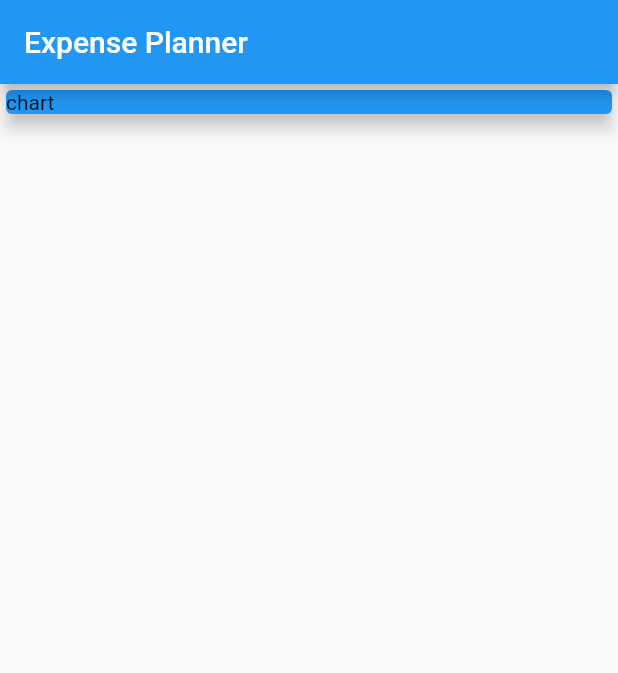
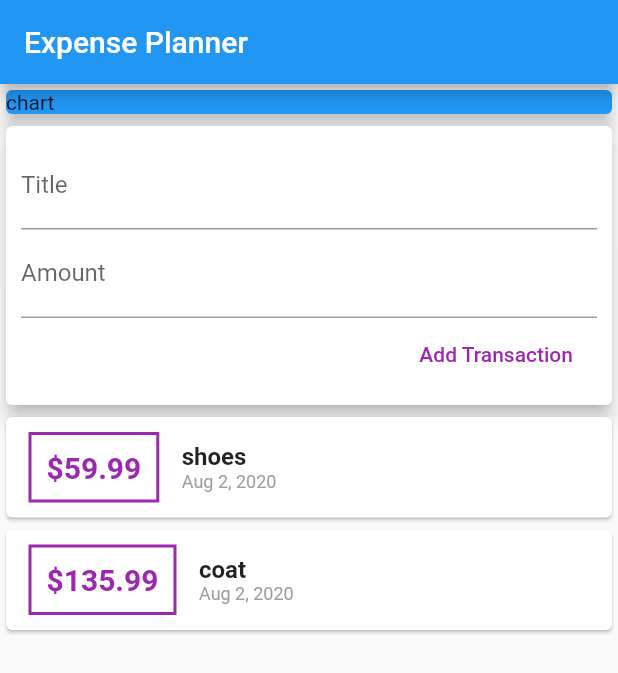
Before and after one commit to AdamTasma/flutter_expense_planner, a Flutter app: the screen it shows after launch, on a phone screen of 412 x 824 dp. Shown: the top 673 px of the screen. Run offline on Flutter 3.47's test engine with Material 2 defaults, Android fonts, the phone set to English and light mode, and no system bars.

Commit message:
create the "addTransaction" method and wire it up

```diff
--- a/lib/main.dart
+++ b/lib/main.dart
@@ -1,4 +1,5 @@
 import 'package:flutter/material.dart';
+import './widgets/user_transactions.dart';
 
 void main() => runApp(MyApp());
 
@@ -36,7 +37,7 @@ class MyHomePage extends StatelessWidget {
               elevation: 5,
             ),
           ),
-
+          UserTransactions()
         ],
       ),
     );
--- a/lib/widgets/new_transaction.dart
+++ b/lib/widgets/new_transaction.dart
@@ -1,8 +1,11 @@
 import 'package:flutter/material.dart';
 
 class NewTransaction extends StatelessWidget {
+  final Function addTx;
   final titleController = TextEditingController();
   final amountController = TextEditingController();
+
+  NewTransaction(this.addTx);
 
   @override
   Widget build(BuildContext context) {
@@ -15,22 +18,20 @@ class NewTransaction extends StatelessWidget {
           children: <Widget>[
             TextField(
               decoration: InputDecoration(labelText: "Title"),
-              // onChanged: (myVal) => titleInput = myVal, shorter notation example
-//                    onChanged: (myVal) {
-////                      titleInput = myVal;
-////                    },
               controller: titleController,
             ),
             TextField(
               decoration: InputDecoration(labelText: "Amount"),
               controller: amountController,
-//                    onChanged: (val) => amountInput = val,
             ),
             FlatButton(
               child: Text('Add Transaction'),
               textColor: Colors.purple,
               onPressed: () {
-                // todo add the input to the list of transactions
+                addTx(
+                  titleController.text,
+                  double.parse(amountController.text),
+                );
               },
             )
           ],
--- a/lib/widgets/user_transactions.dart
+++ b/lib/widgets/user_transactions.dart
@@ -24,11 +24,24 @@ class _UserTransactionsState extends State<UserTransactions> {
     ),
   ];
 
+  void _addNewTransaction(String title, double amount) {
+    final newTx = Transaction(
+      title: title,
+      amount: amount,
+      date: DateTime.now(),
+      id: DateTime.now().toString(),
+    );
+
+    setState(() {
+      _userTransactions.add(newTx);
+    });
+  }
+
   @override
   Widget build(BuildContext context) {
     return Column(
       children: <Widget>[
-        NewTransaction(),
+        NewTransaction(_addNewTransaction),
         TransactionList(_userTransactions),
       ],
     );
```
